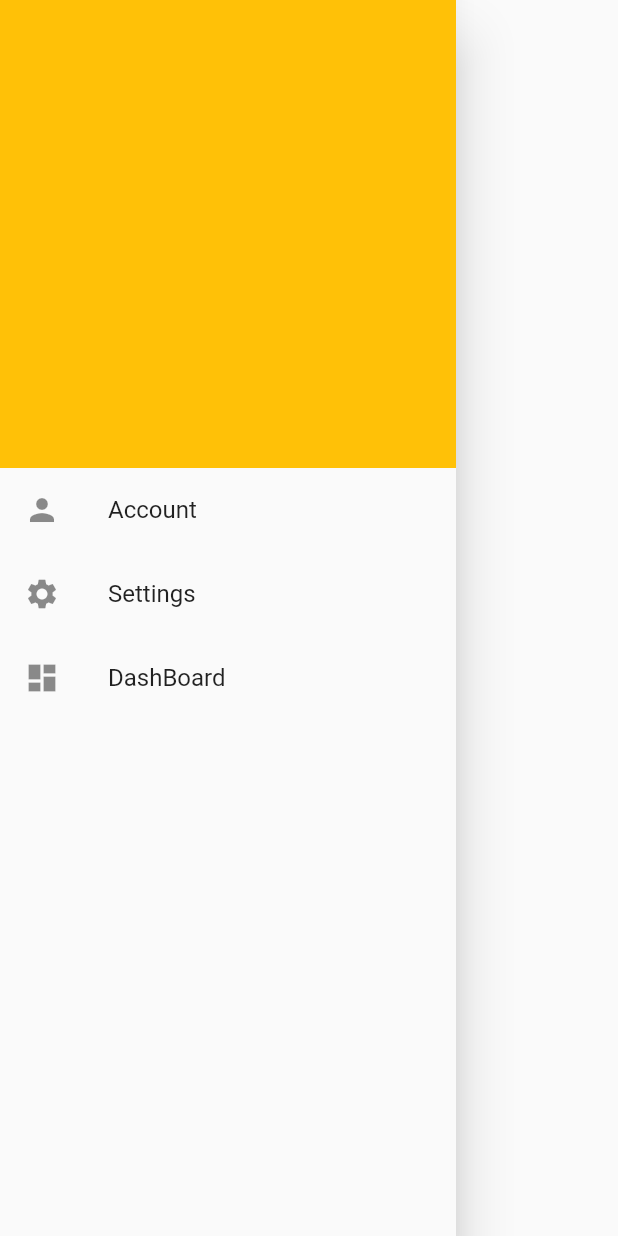
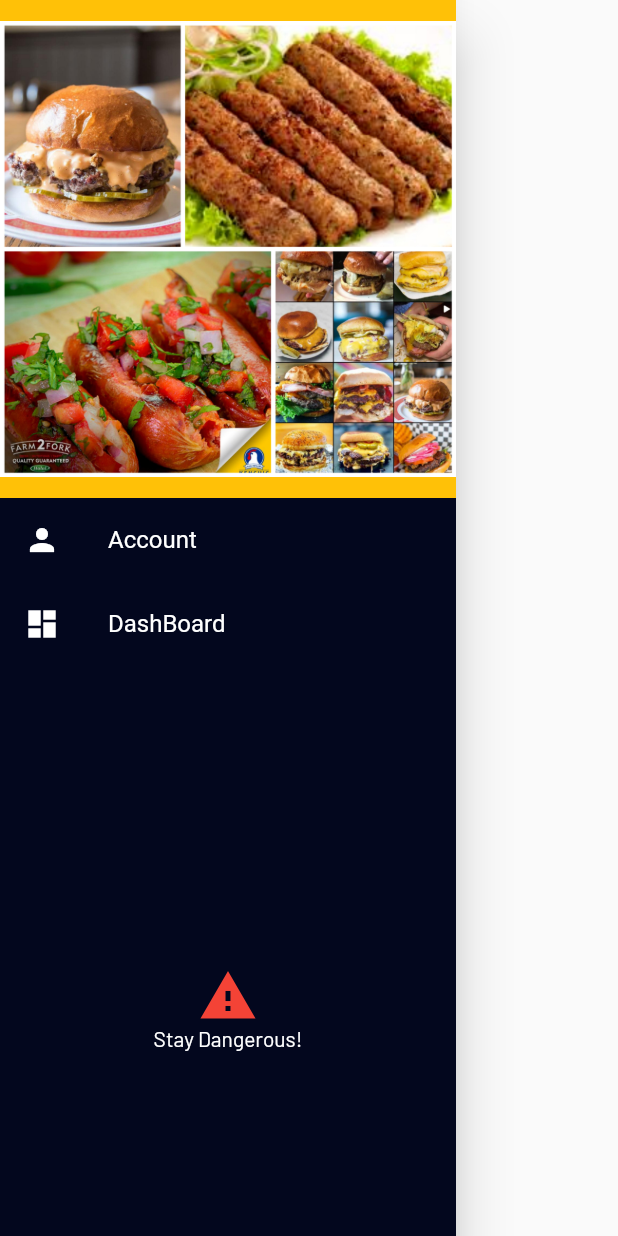
Before and after one commit to JohnM-Kahura/quickbite, a Flutter app: the UserNavDrawer widget shown alone on an empty page, opened directly, on a phone screen of 412 x 824 dp. Run offline on Flutter 3.47's test engine with Material 2 defaults, Android fonts, the phone set to English and light mode, and no system bars; our stand-ins replace cloud_firestore, firebase_auth, firebase_core, google_fonts; missing offline and left inert: mpesa_flutter_plugin; accounts and stored records are empty.

Commit message:
added logo

```diff
--- a/lib/Screens/Home/Home.dart
+++ b/lib/Screens/Home/Home.dart
@@ -1,4 +1,5 @@
 import 'package:firebase_auth/firebase_auth.dart';
+import 'package:quickbite/Config/colors.dart';
 import 'package:quickbite/Screens/Account/Account.dart';
 import 'package:flutter/material.dart';
 import 'package:quickbite/Screens/Auth/Phone_Auth.dart';
@@ -21,13 +22,14 @@ class _HomeState extends State<Home> {
     return Scaffold(
 
       appBar: AppBar(
+
         elevation: 0,
         title: Center(
             child: Text(
           'Home',
-          style: TextStyle(color: Colors.black),
+          style: TextStyle(color: Colors.white),
         )),
-        backgroundColor: Colors.tealAccent,
+        backgroundColor: darkishColor,
         actions: [
           IconButton(
             onPressed: () {
--- a/lib/Screens/Settings/Settings.dart
+++ b/lib/Screens/Settings/Settings.dart
@@ -11,6 +11,7 @@ class _SettingsState extends State<Settings> {
   @override
   Widget build(BuildContext context) {
     return Scaffold(
+      // add this in the next update
       appBar:AppBar(title:Text('Settings'))
     );
   }
--- a/lib/Widgets/UserNavDrawer.dart
+++ b/lib/Widgets/UserNavDrawer.dart
@@ -1,4 +1,6 @@
 import 'package:flutter/material.dart';
+import 'package:google_fonts/google_fonts.dart';
+import 'package:quickbite/Config/colors.dart';
 import 'package:quickbite/Screens/Account/Account.dart';
 import 'package:quickbite/Screens/DashBoard/DashBoard.dart';
 import 'package:quickbite/Screens/Settings/Settings.dart';
@@ -10,17 +12,25 @@ class UserNavDrawer extends StatelessWidget {
   Widget build(BuildContext context) {
     return Drawer(
       child: Container(
+        color: darkishColor,
         child: Column(
           children: [
             Container(
               color: Colors.amber,
-              height: MediaQuery.of(context).size.width - 100,
+              height: MediaQuery.of(context).size.width - 80,
+              child: Image(
+                width: MediaQuery.of(context).size.width,
+                fit: BoxFit.fitWidth,
+                image: AssetImage('images/CollageLogo.jpg'),
+              ),
             ),
             ListTile(
-                leading: Icon(
-                  Icons.person
+                tileColor: Colors.white,
+                leading: Icon(Icons.person, color: Colors.white),
+                title: Text(
+                  'Account',
+                  style: TextStyle(color: Colors.white),
                 ),
-                title: Text('Account'),
                 onTap: () {
                   Navigator.pop(context);
                   Navigator.push(
@@ -30,26 +40,18 @@ class UserNavDrawer extends StatelessWidget {
                     ),
                   );
                 }),
-            ListTile(
-                leading: Icon(
-                  Icons.settings,
-                ),
-                title: Text('Settings'),
-                onTap: () {
-                  Navigator.pop(context);
-
-                  Navigator.push(
-                    context,
-                    MaterialPageRoute(
-                      builder: (BuildContext context) => Settings(),
-                    ),
-                  );
-                }),
+//TODO: add a settings page here
             ListTile(
                 leading: Icon(
                   Icons.dashboard,
+                  color: Colors.white,
                 ),
-                title: Text('DashBoard'),
+                title: Text(
+                  'DashBoard',
+                  style: TextStyle(
+                    color: Colors.white,
+                  ),
+                ),
                 onTap: () {
                   Navigator.pop(context);
 
@@ -60,6 +62,16 @@ class UserNavDrawer extends StatelessWidget {
                     ),
                   );
                 }),
+            SizedBox(
+              height: 200,
+            ),
+            Icon(Icons.warning,color: Colors.red,size: 40,),
+            Container(
+              child: Text(
+                'Stay Dangerous!',
+                style: GoogleFonts.barlow(color: Colors.white),
+              ),
+            )
           ],
         ),
       ),
--- a/lib/Widgets/customItem.dart
+++ b/lib/Widgets/customItem.dart
@@ -186,6 +186,7 @@ customDialogue(BuildContext context, String title,String action) {
                             }else{
                                addBoughtItem(title, number),
                              print('buy order succesful'),
+
                              startTransaction(30.0, '254746443944')
                             }
                             }else{
```
Also changed, not shown: images/CollageLogo.jpg (added), images/CollageLogo3.jpg (added).
